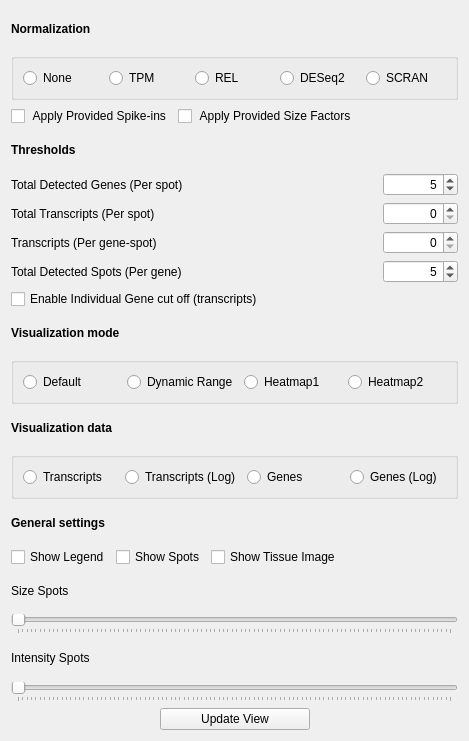
jfnavarro/st_viewer, file src/viewPages/SettingsWidget.ui: the form before one commit.
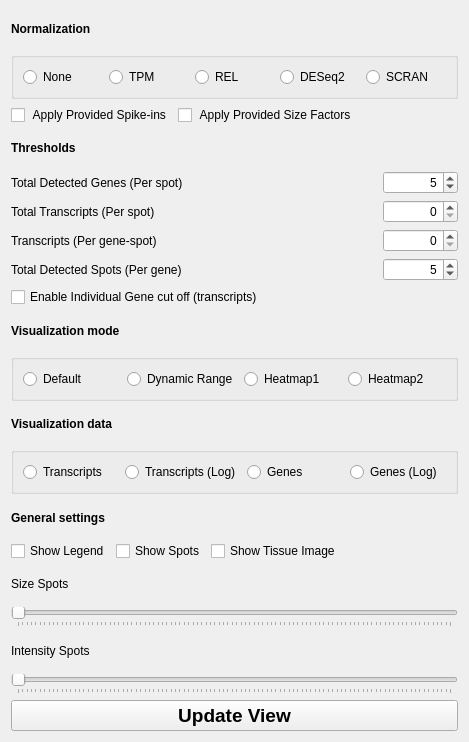
The form after the commit.

Patch:
```diff
--- a/src/viewPages/SettingsWidget.ui
+++ b/src/viewPages/SettingsWidget.ui
@@ -7,7 +7,7 @@
     <x>0</x>
     <y>0</y>
     <width>469</width>
-    <height>741</height>
+    <height>742</height>
    </rect>
   </property>
   <property name="windowTitle">
@@ -661,32 +661,14 @@
    </item>
    <item>
     <layout class="QHBoxLayout" name="horizontalLayout_10">
-     <item>
-      <spacer name="horizontalSpacer_6">
-       <property name="orientation">
-        <enum>Qt::Horizontal</enum>
-       </property>
-       <property name="sizeHint" stdset="0">
-        <size>
-         <width>40</width>
-         <height>20</height>
-        </size>
-       </property>
-      </spacer>
-     </item>
      <item>
       <widget class="QPushButton" name="update">
-       <property name="minimumSize">
-        <size>
-         <width>150</width>
-         <height>0</height>
-        </size>
-       </property>
-       <property name="maximumSize">
-        <size>
-         <width>150</width>
-         <height>16777215</height>
-        </size>
+       <property name="font">
+        <font>
+         <pointsize>14</pointsize>
+         <weight>75</weight>
+         <bold>true</bold>
+        </font>
        </property>
        <property name="cursor">
         <cursorShape>PointingHandCursor</cursorShape>
@@ -702,19 +684,6 @@
        </property>
       </widget>
      </item>
-     <item>
-      <spacer name="horizontalSpacer_7">
-       <property name="orientation">
-        <enum>Qt::Horizontal</enum>
-       </property>
-       <property name="sizeHint" stdset="0">
-        <size>
-         <width>40</width>
-         <height>20</height>
-        </size>
-       </property>
-      </spacer>
-     </item>
     </layout>
    </item>
   </layout>
```
